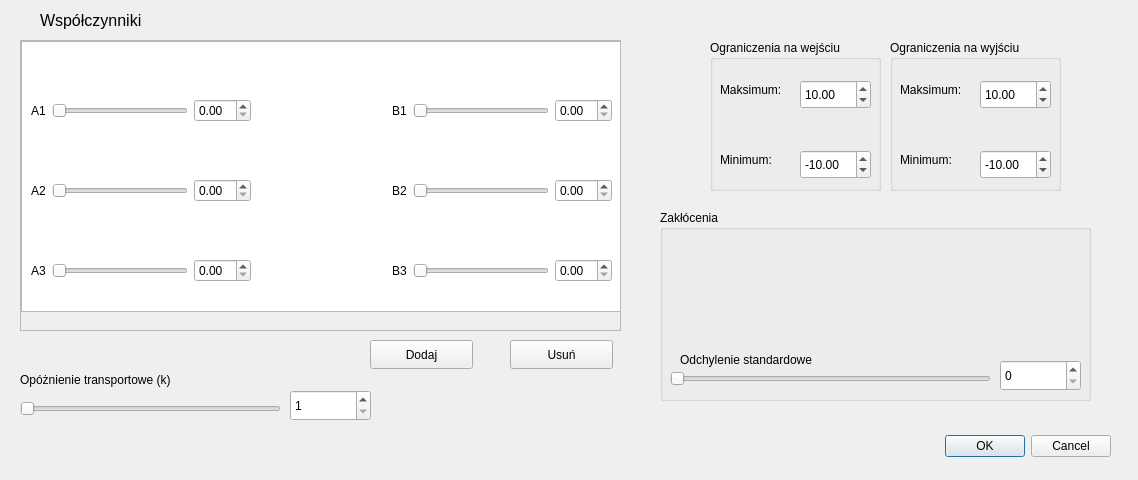
Before: the Qt Designer form dialogarx.ui in KamilWarczekIP/PK-Symulator_UAR, drawn with Qt 5.
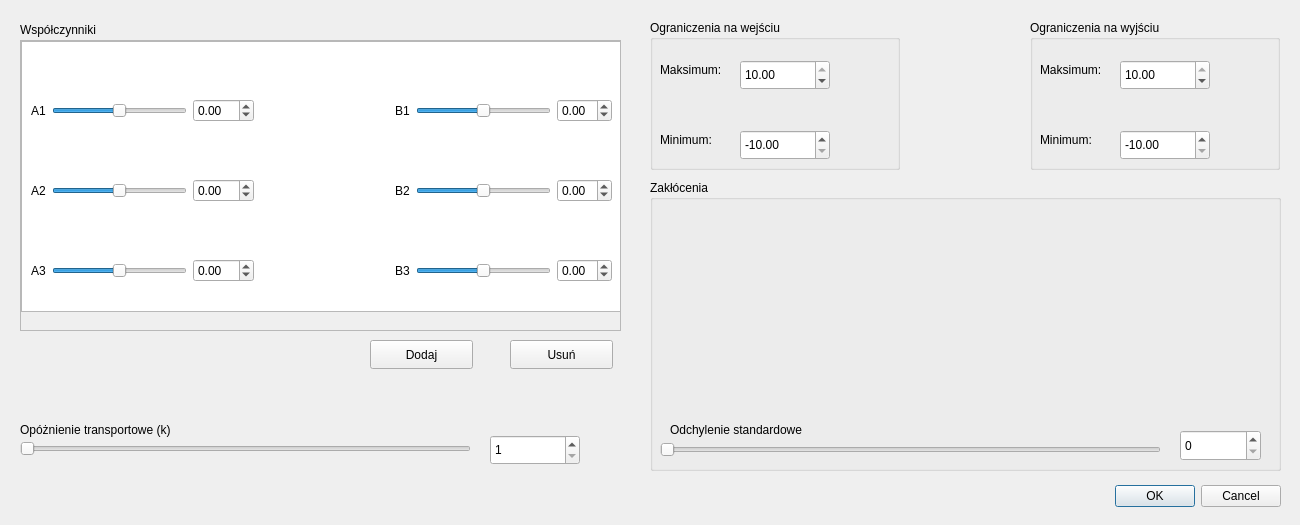
After: the same form once the commit is applied. Icons and pictures are not drawn.

Commit message: zmiany w dialogu

```diff
--- a/dialogarx.ui
+++ b/dialogarx.ui
@@ -6,8 +6,8 @@
    <rect>
     <x>0</x>
     <y>0</y>
-    <width>1138</width>
-    <height>480</height>
+    <width>1300</width>
+    <height>525</height>
    </rect>
   </property>
   <property name="windowTitle">
@@ -19,8 +19,8 @@
    </property>
    <property name="geometry">
     <rect>
-     <x>10</x>
-     <y>430</y>
+     <x>180</x>
+     <y>480</y>
      <width>1101</width>
      <height>32</height>
     </rect>
@@ -84,14 +84,33 @@
        </widget>
       </item>
       <item>
-       <widget class="QSlider" name="slider">
+       <widget class="QSlider" name="SliderA1">
+        <property name="minimum">
+         <number>-10</number>
+        </property>
+        <property name="maximum">
+         <number>10</number>
+        </property>
+        <property name="singleStep">
+         <number>0</number>
+        </property>
+        <property name="pageStep">
+         <number>1</number>
+        </property>
         <property name="orientation">
          <enum>Qt::Horizontal</enum>
         </property>
        </widget>
       </item>
       <item>
-       <widget class="QDoubleSpinBox" name="doubleSpinBox"/>
+       <widget class="QDoubleSpinBox" name="SpinA1">
+        <property name="minimum">
+         <double>-10.000000000000000</double>
+        </property>
+        <property name="maximum">
+         <double>10.000000000000000</double>
+        </property>
+       </widget>
       </item>
       <item>
        <spacer name="horizontalSpacer">
@@ -114,14 +133,30 @@
        </widget>
       </item>
       <item>
-       <widget class="QSlider" name="horizontalSlider_2">
+       <widget class="QSlider" name="SliderB1">
+        <property name="minimum">
+         <number>-5</number>
+        </property>
+        <property name="maximum">
+         <number>5</number>
+        </property>
+        <property name="pageStep">
+         <number>1</number>
+        </property>
         <property name="orientation">
          <enum>Qt::Horizontal</enum>
         </property>
        </widget>
       </item>
       <item>
-       <widget class="QDoubleSpinBox" name="doubleSpinBox_2"/>
+       <widget class="QDoubleSpinBox" name="SpinB1">
+        <property name="minimum">
+         <double>-5.000000000000000</double>
+        </property>
+        <property name="maximum">
+         <double>5.000000000000000</double>
+        </property>
+       </widget>
       </item>
      </layout>
     </widget>
@@ -143,14 +178,30 @@
        </widget>
       </item>
       <item>
-       <widget class="QSlider" name="horizontalSlider_4">
+       <widget class="QSlider" name="SliderA2">
+        <property name="minimum">
+         <number>-10</number>
+        </property>
+        <property name="maximum">
+         <number>10</number>
+        </property>
+        <property name="pageStep">
+         <number>1</number>
+        </property>
         <property name="orientation">
          <enum>Qt::Horizontal</enum>
         </property>
        </widget>
       </item>
       <item>
-       <widget class="QDoubleSpinBox" name="doubleSpinBox_3"/>
+       <widget class="QDoubleSpinBox" name="SpinA2">
+        <property name="minimum">
+         <double>-10.000000000000000</double>
+        </property>
+        <property name="maximum">
+         <double>10.000000000000000</double>
+        </property>
+       </widget>
       </item>
       <item>
        <spacer name="horizontalSpacer_2">
@@ -173,14 +224,30 @@
        </widget>
       </item>
       <item>
-       <widget class="QSlider" name="horizontalSlider_5">
+       <widget class="QSlider" name="SliderB2">
+        <property name="minimum">
+         <number>-5</number>
+        </property>
+        <property name="maximum">
+         <number>5</number>
+        </property>
+        <property name="pageStep">
+         <number>1</number>
+        </property>
         <property name="orientation">
          <enum>Qt::Horizontal</enum>
         </property>
        </widget>
       </item>
       <item>
-       <widget class="QDoubleSpinBox" name="doubleSpinBox_4"/>
+       <widget class="QDoubleSpinBox" name="SpinB2">
+        <property name="minimum">
+         <double>-5.000000000000000</double>
+        </property>
+        <property name="maximum">
+         <double>5.000000000000000</double>
+        </property>
+       </widget>
       </item>
      </layout>
     </widget>
@@ -202,14 +269,30 @@
        </widget>
       </item>
       <item>
-       <widget class="QSlider" name="horizontalSlider_7">
+       <widget class="QSlider" name="SliderA3">
+        <property name="minimum">
+         <number>-10</number>
+        </property>
+        <property name="maximum">
+         <number>10</number>
+        </property>
+        <property name="pageStep">
+         <number>1</number>
+        </property>
         <property name="orientation">
          <enum>Qt::Horizontal</enum>
         </property>
        </widget>
       </item>
       <item>
-       <widget class="QDoubleSpinBox" name="doubleSpinBox_9"/>
+       <widget class="QDoubleSpinBox" name="SpinA3">
+        <property name="minimum">
+         <double>-10.000000000000000</double>
+        </property>
+        <property name="maximum">
+         <double>10.000000000000000</double>
+        </property>
+       </widget>
       </item>
       <item>
        <spacer name="horizontalSpacer_3">
@@ -232,14 +315,30 @@
        </widget>
       </item>
       <item>
-       <widget class="QSlider" name="horizontalSlider_8">
+       <widget class="QSlider" name="SliderB3">
+        <property name="minimum">
+         <number>-5</number>
+        </property>
+        <property name="maximum">
+         <number>5</number>
+        </property>
+        <property name="pageStep">
+         <number>1</number>
+        </property>
         <property name="orientation">
          <enum>Qt::Horizontal</enum>
         </property>
        </widget>
       </item>
       <item>
-       <widget class="QDoubleSpinBox" name="doubleSpinBox_10"/>
+       <widget class="QDoubleSpinBox" name="SpinB3">
+        <property name="minimum">
+         <double>-5.000000000000000</double>
+        </property>
+        <property name="maximum">
+         <double>5.000000000000000</double>
+        </property>
+       </widget>
       </item>
      </layout>
     </widget>
@@ -290,7 +389,7 @@
    <property name="geometry">
     <rect>
      <x>20</x>
-     <y>370</y>
+     <y>420</y>
      <width>211</width>
      <height>20</height>
     </rect>
@@ -303,11 +402,14 @@
    <property name="geometry">
     <rect>
      <x>20</x>
-     <y>400</y>
-     <width>261</width>
+     <y>440</y>
+     <width>451</width>
      <height>18</height>
     </rect>
    </property>
+   <property name="maximum">
+    <number>100</number>
+   </property>
    <property name="orientation">
     <enum>Qt::Horizontal</enum>
    </property>
@@ -315,15 +417,18 @@
   <widget class="QSpinBox" name="opoznienie_wartosc">
    <property name="geometry">
     <rect>
-     <x>290</x>
-     <y>390</y>
-     <width>81</width>
-     <height>31</height>
+     <x>490</x>
+     <y>435</y>
+     <width>90</width>
+     <height>30</height>
     </rect>
    </property>
    <property name="minimum">
     <number>1</number>
    </property>
+   <property name="maximum">
+    <number>100</number>
+   </property>
    <property name="value">
     <number>1</number>
    </property>
@@ -331,10 +436,10 @@
   <widget class="QGroupBox" name="groupBox_2">
    <property name="geometry">
     <rect>
-     <x>890</x>
-     <y>40</y>
-     <width>171</width>
-     <height>151</height>
+     <x>1030</x>
+     <y>20</y>
+     <width>250</width>
+     <height>150</height>
     </rect>
    </property>
    <property name="title">
@@ -345,10 +450,13 @@
      <rect>
       <x>90</x>
       <y>40</y>
-      <width>71</width>
-      <height>29</height>
+      <width>90</width>
+      <height>30</height>
      </rect>
     </property>
+    <property name="maximum">
+     <double>10.000000000000000</double>
+    </property>
     <property name="value">
      <double>10.000000000000000</double>
     </property>
@@ -358,12 +466,15 @@
      <rect>
       <x>90</x>
       <y>110</y>
-      <width>71</width>
-      <height>29</height>
+      <width>90</width>
+      <height>30</height>
      </rect>
     </property>
     <property name="minimum">
-     <double>-99.000000000000000</double>
+     <double>-10.000000000000000</double>
+    </property>
+    <property name="maximum">
+     <double>0.000000000000000</double>
     </property>
     <property name="value">
      <double>-10.000000000000000</double>
@@ -399,10 +510,10 @@
   <widget class="QGroupBox" name="groupBox">
    <property name="geometry">
     <rect>
-     <x>710</x>
-     <y>40</y>
-     <width>171</width>
-     <height>151</height>
+     <x>650</x>
+     <y>20</y>
+     <width>250</width>
+     <height>150</height>
     </rect>
    </property>
    <property name="title">
@@ -413,10 +524,13 @@
      <rect>
       <x>90</x>
       <y>40</y>
-      <width>71</width>
-      <height>29</height>
+      <width>90</width>
+      <height>30</height>
      </rect>
     </property>
+    <property name="maximum">
+     <double>10.000000000000000</double>
+    </property>
     <property name="value">
      <double>10.000000000000000</double>
     </property>
@@ -426,12 +540,15 @@
      <rect>
       <x>90</x>
       <y>110</y>
-      <width>71</width>
-      <height>29</height>
+      <width>90</width>
+      <height>30</height>
      </rect>
     </property>
     <property name="minimum">
-     <double>-90.000000000000000</double>
+     <double>-10.000000000000000</double>
+    </property>
+    <property name="maximum">
+     <double>0.000000000000000</double>
     </property>
     <property name="value">
      <double>-10.000000000000000</double>
@@ -467,10 +584,10 @@
   <widget class="QGroupBox" name="groupBox_3">
    <property name="geometry">
     <rect>
-     <x>660</x>
-     <y>210</y>
-     <width>431</width>
-     <height>191</height>
+     <x>650</x>
+     <y>180</y>
+     <width>631</width>
+     <height>291</height>
     </rect>
    </property>
    <property name="title">
@@ -479,22 +596,28 @@
    <widget class="QSpinBox" name="zaklocenie_wartosc">
     <property name="geometry">
      <rect>
-      <x>340</x>
-      <y>150</y>
+      <x>530</x>
+      <y>250</y>
       <width>81</width>
       <height>31</height>
      </rect>
     </property>
+    <property name="maximum">
+     <number>100</number>
+    </property>
    </widget>
    <widget class="QSlider" name="zaklocenie_suwak">
     <property name="geometry">
      <rect>
       <x>10</x>
-      <y>160</y>
-      <width>321</width>
-      <height>18</height>
+      <y>260</y>
+      <width>501</width>
+      <height>20</height>
      </rect>
     </property>
+    <property name="maximum">
+     <number>100</number>
+    </property>
     <property name="orientation">
      <enum>Qt::Horizontal</enum>
     </property>
@@ -503,7 +626,7 @@
     <property name="geometry">
      <rect>
       <x>20</x>
-      <y>140</y>
+      <y>240</y>
       <width>211</width>
       <height>20</height>
      </rect>
@@ -517,8 +640,8 @@
      <rect>
       <x>9</x>
       <y>19</y>
-      <width>421</width>
-      <height>121</height>
+      <width>611</width>
+      <height>211</height>
      </rect>
     </property>
     <layout class="QVBoxLayout" name="chart_zaklocenia_view"/>
@@ -527,15 +650,15 @@
   <widget class="QLabel" name="label_13">
    <property name="geometry">
     <rect>
-     <x>40</x>
-     <y>10</y>
+     <x>20</x>
+     <y>19</y>
      <width>141</width>
      <height>21</height>
     </rect>
    </property>
    <property name="font">
     <font>
-     <pointsize>12</pointsize>
+     <pointsize>9</pointsize>
     </font>
    </property>
    <property name="text">
```
Left out of the diff: 2 changed lines with no effect on the pictures. The commit also changes 2 other files.
